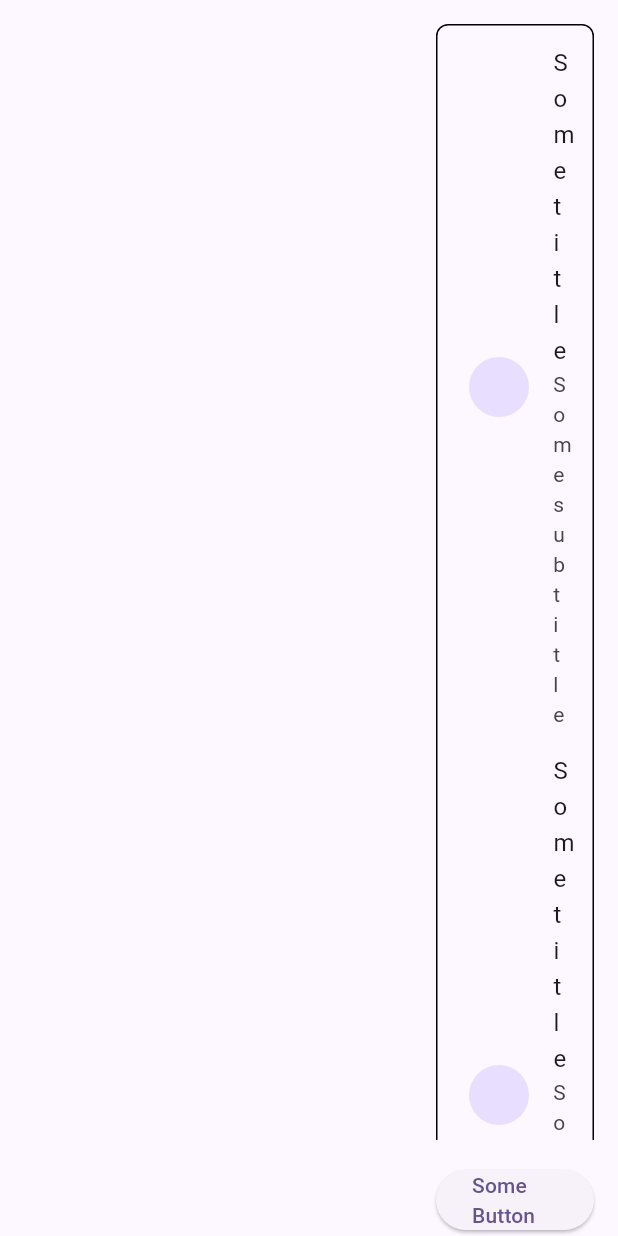
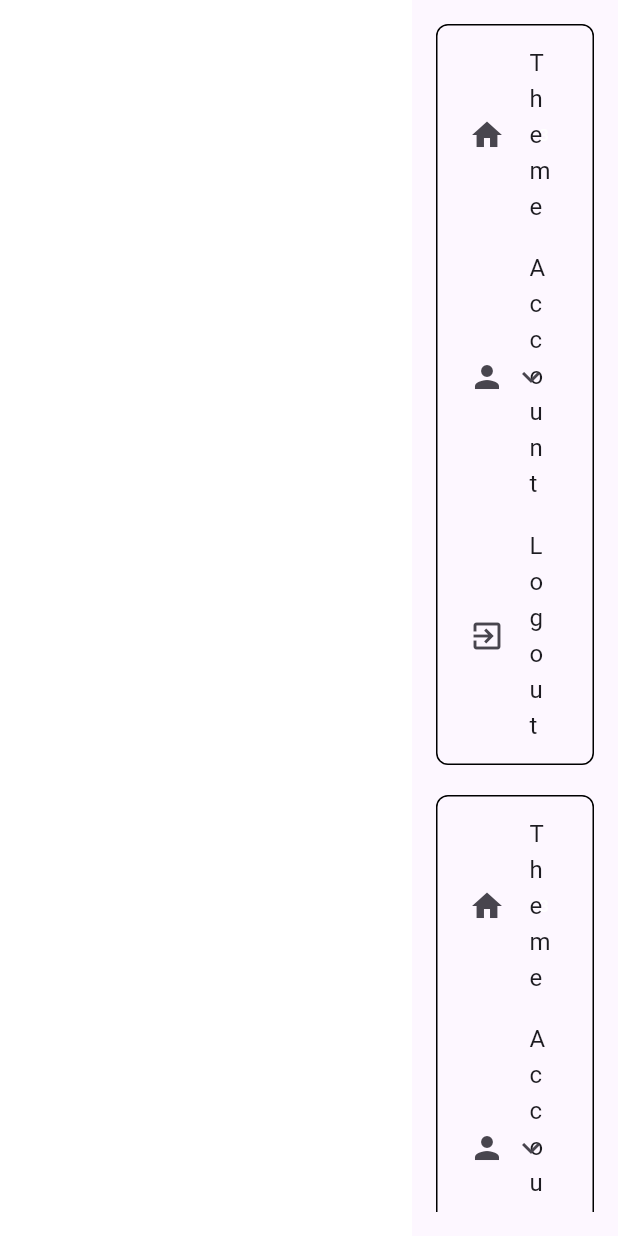
Before and after one commit to hicsail/poseidon-bot, a Flutter app: the ChatPage screen opened by its route, after a tap on the "settings" icon, on a phone screen of 412 x 824 dp. Run offline on Flutter 3.47's test engine with Material 3 defaults, Android fonts, the phone set to English and light mode, and no system bars; our stand-ins replace animated_text_kit.

Commit message:
Options in settings

```diff
--- a/frontend/app/lib/chatpage.dart
+++ b/frontend/app/lib/chatpage.dart
@@ -105,7 +105,7 @@ class ChatPageState extends State<ChatPage> {
             Navigator.push(
               context,
               SlideFromRightMenuRoute(
-                menuWidget: const SettingsPage(), // Ensure the correct page is used
+                menuWidget: const SettingsPage(),
               ),
             );
           },
--- a/frontend/app/lib/settingspage.dart
+++ b/frontend/app/lib/settingspage.dart
@@ -1,4 +1,50 @@
 import 'package:flutter/material.dart';
+
+// Define a placeholder for SideMenuItem and SideMenuExpansionItem
+class SideMenuItem extends StatelessWidget {
+  final String title;
+  final VoidCallback onTap;
+  final Icon icon;
+  final Widget badgeContent;
+
+  const SideMenuItem({
+    required this.title,
+    required this.onTap,
+    required this.icon,
+    required this.badgeContent,
+  });
+
+  @override
+  Widget build(BuildContext context) {
+    return ListTile(
+      leading: icon,
+      title: Text(title),
+      trailing: badgeContent,
+      onTap: onTap,
+    );
+  }
+}
+
+class SideMenuExpansionItem extends StatelessWidget {
+  final String title;
+  final Icon icon;
+  final List<SideMenuItem> children;
+
+  const SideMenuExpansionItem({
+    required this.title,
+    required this.icon,
+    required this.children,
+  });
+
+  @override
+  Widget build(BuildContext context) {
+    return ExpansionTile(
+      leading: icon,
+      title: Text(title),
+      children: children,
+    );
+  }
+}
 
 class SettingsPage extends StatelessWidget {
   const SettingsPage();
@@ -7,7 +53,7 @@ class SettingsPage extends StatelessWidget {
   Widget build(BuildContext context) {
     return const Scaffold(
       body: Body(),
-      bottomNavigationBar: PageButton(),
+      // bottomNavigationBar: PageButton(),
     );
   }
 }
@@ -27,14 +73,45 @@ class Body extends StatelessWidget {
               separatorBuilder: (context, index) => const SizedBox(
                 height: 20,
               ),
-              itemCount: 3,
+              itemCount: 3, // Adjust the item count according to your data
             ),
           ),
-        )
+        ),
       ],
     );
   }
 }
+
+class ThemeScreen extends StatelessWidget {
+  @override
+  Widget build(BuildContext context) {
+    return Scaffold(
+      appBar: AppBar(title: Text('Theme')),
+      body: Center(child: Text('Choose the Main Theme')),
+    );
+  }
+}
+
+class AccountInformation extends StatelessWidget {
+  @override
+  Widget build(BuildContext context) {
+    return Scaffold(
+      appBar: AppBar(title: Text('Information')),
+      body: Center(child: Text('Fill Out your Account Information')),
+    );
+  }
+}
+
+class PrivacySettings extends StatelessWidget {
+  @override
+  Widget build(BuildContext context) {
+    return Scaffold(
+      appBar: AppBar(title: Text('Privacy')),
+      body: Center(child: Text('Privacy Settings')),
+    );
+  }
+}
+
 
 class ListItem extends StatelessWidget {
   const ListItem();
@@ -46,19 +123,57 @@ class ListItem extends StatelessWidget {
       borderRadius: BorderRadius.circular(8),
       border: Border.all(),
     ),
-      child: const Padding(
+    child: Padding(
       padding: EdgeInsets.all(6),
       child: Column(
         children: [
-            ListTile(
-              leading: CircleAvatar(),
-              title: Text("Some title"),
-              subtitle: Text("Some subtitle"),
+          SideMenuItem(
+            title: 'Theme',
+            onTap: () {
+              Navigator.push(
+                context,
+                MaterialPageRoute(builder: (context) => ThemeScreen()),
+              );
+            },
+              icon: Icon(Icons.home),
+              badgeContent: Text(
+                '3',
+                style: TextStyle(color: Colors.white),
               ),
-            ListTile(
-              leading: CircleAvatar(),
-              title: Text("Some title"),
-              subtitle: Text("Some subtitle"),
+            ),
+            SideMenuExpansionItem(
+              title: "Account",
+              icon: Icon(Icons.person),
+              children: [
+                SideMenuItem(
+                  title: 'Information',
+                  onTap: () {
+                    Navigator.push(
+                      context,
+                      MaterialPageRoute(builder: (context) => AccountInformation()),
+                    );
+                  },
+                  icon: Icon(Icons.phone),
+                  badgeContent: SizedBox.shrink(),
+                ),
+                SideMenuItem(
+                  title: 'Privacy',
+                  onTap: () {
+                    Navigator.push(
+                      context,
+                      MaterialPageRoute(builder: (context) => PrivacySettings()),
+                    );
+                  },
+                  icon: Icon(Icons.lock),
+                  badgeContent: SizedBox.shrink(),
+                ),
+              ],
+            ),
+            SideMenuItem(
+              title: 'Logout',
+              onTap: () {},
+              icon: Icon(Icons.exit_to_app),
+              badgeContent: SizedBox.shrink(),
             ),
           ],
         ),
@@ -67,19 +182,19 @@ class ListItem extends StatelessWidget {
   }
 }
 
-class PageButton extends StatelessWidget {
-  const PageButton();
+// class PageButton extends StatelessWidget {
+//   const PageButton();
 
-  @override
-  Widget build(BuildContext context) {
-    return SafeArea(
-      child: Padding(
-        padding: const EdgeInsets.fromLTRB(16, 0, 16, 0),
-        child: ElevatedButton(
-          onPressed: () {},
-          child: const Text("Some Button"),
-        ),
-      ),
-    );
-  }
-}
+//   @override
+//   Widget build(BuildContext context) {
+//     return SafeArea(
+//       child: Padding(
+//         padding: const EdgeInsets.fromLTRB(16, 0, 16, 0),
+//         child: ElevatedButton(
+//           onPressed: () {},
+//           child: const Text("Some Button"),
+//         ),
+//       ),
+//     );
+//   }
+// }
--- a/frontend/app/lib/widgets/SlideFromRightMenuRoute.dart
+++ b/frontend/app/lib/widgets/SlideFromRightMenuRoute.dart
@@ -8,30 +8,20 @@ class SlideFromRightMenuRoute extends PageRouteBuilder {
           pageBuilder: (context, animation, secondaryAnimation) {
             final size = MediaQuery.of(context).size;
             final width = size.width / 3;
-            final height = size.height;
 
-            return Scaffold(
-              body: Stack(
-                children: [
-                  Positioned.fill(
-                    child: Container(
-                      color: Colors.transparent, // Background color of main content
-                    ),
-                  ),
-                  Align(
-                    alignment: Alignment.centerRight,
-                    child: Container(
-                      width: width,
-                      height: height,
-                      child: menuWidget,
-                    ),
-                  ),
-                ],
-              ),
+            return Stack(
+              children: [
+                Positioned(
+                  right: 0,
+                  top: 0,
+                  bottom: 0,
+                  width: width,
+                  child: menuWidget,
+                ),
+              ],
             );
           },
           transitionsBuilder: (context, animation, secondaryAnimation, child) {
-
             const begin = Offset(1.0, 0.0);
             final end = Offset(0.0, 0.0);
             const curve = Curves.easeInOut;
--- a/frontend/app/pubspec.yaml
+++ b/frontend/app/pubspec.yaml
@@ -31,6 +31,7 @@ dependencies:
   flutter:
     sdk: flutter
   shared_preferences: ^2.0.13
+  easy_sidemenu: ^0.6.0
 
 
   # The following adds the Cupertino Icons font to your application.
```
Also changed, not shown: frontend/app/pubspec.lock. Lines whose indentation alone changed are shown as unchanged.
